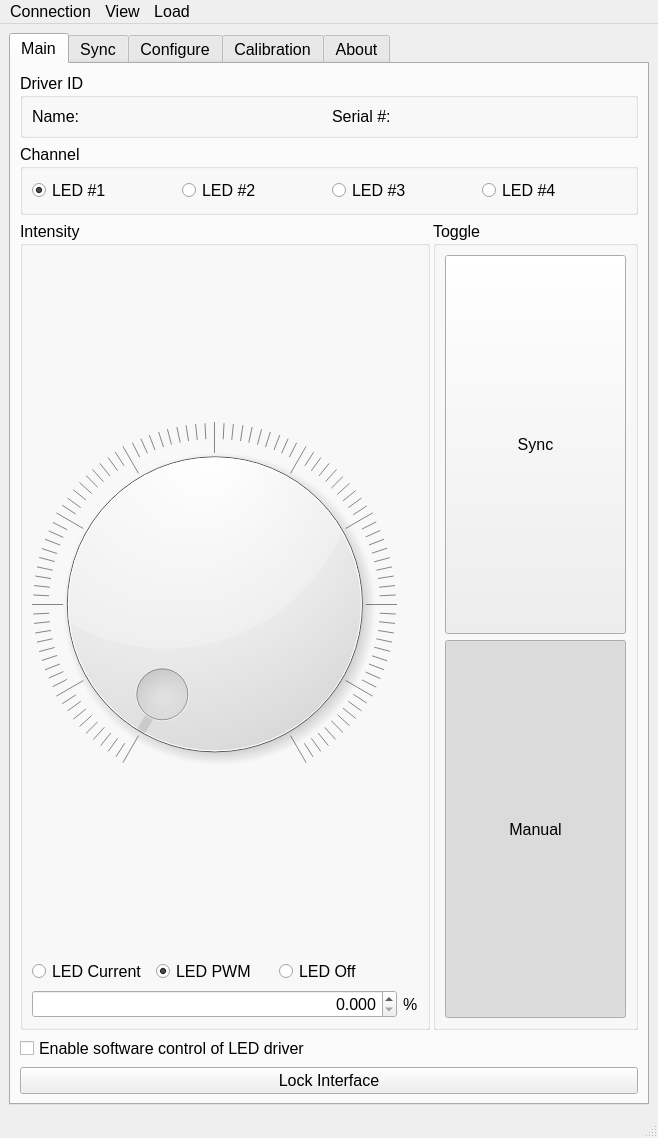
First picture: the form in Software/QtDesigner_GUI.ui, repository Llamero/Four_Channel_MHz_LED_Driver, before the edit.
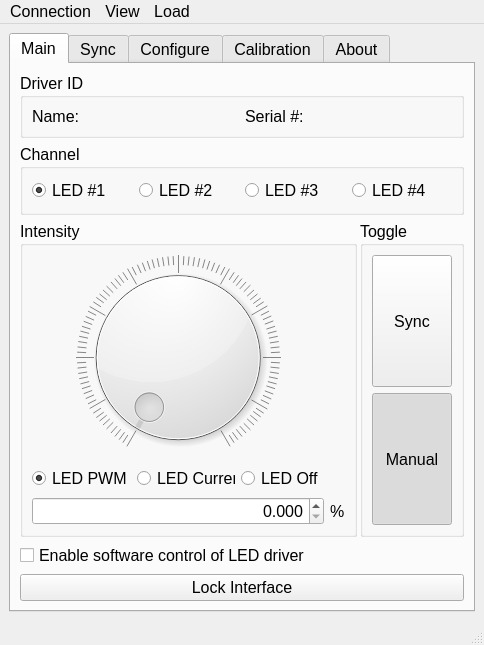
Second picture: the form after the edit. The open tabs and pages were chosen to show the change. Custom widgets are drawn as their Qt base class.

Commit message: Start adding tool tips

What changed in the file:
```diff
--- a/Software/QtDesigner_GUI.ui
+++ b/Software/QtDesigner_GUI.ui
@@ -9,8 +9,8 @@
    <rect>
     <x>0</x>
     <y>0</y>
-    <width>658</width>
-    <height>1138</height>
+    <width>484</width>
+    <height>645</height>
    </rect>
   </property>
   <property name="minimumSize">
@@ -50,46 +50,10 @@
        <attribute name="title">
         <string>Main</string>
        </attribute>
-       <layout class="QGridLayout" name="gridLayout_2" rowstretch="0,0,10,0,0,0" columnstretch="10,5">
+       <layout class="QGridLayout" name="gridLayout_2" rowstretch="0,0,0,10,10,10" columnstretch="10,5" rowminimumheight="0,0,0,0,0,0">
         <property name="horizontalSpacing">
          <number>3</number>
         </property>
-        <item row="0" column="0" colspan="2" alignment="Qt::AlignTop">
-         <widget class="QGroupBox" name="groupBox">
-          <property name="maximumSize">
-           <size>
-            <width>16777215</width>
-            <height>500</height>
-           </size>
-          </property>
-          <property name="title">
-           <string>Driver ID</string>
-          </property>
-          <layout class="QGridLayout" name="gridLayout_3">
-           <item row="0" column="0">
-            <widget class="QLabel" name="label">
-             <property name="text">
-              <string>Name:</string>
-             </property>
-            </widget>
-           </item>
-           <item row="0" column="1" alignment="Qt::AlignTop">
-            <widget class="QLabel" name="label_5">
-             <property name="text">
-              <string>Serial #:</string>
-             </property>
-            </widget>
-           </item>
-          </layout>
-         </widget>
-        </item>
-        <item row="5" column="0" colspan="2">
-         <widget class="QPushButton" name="pushButton">
-          <property name="text">
-           <string>Lock Interface</string>
-          </property>
-         </widget>
-        </item>
         <item row="1" column="0" colspan="2" alignment="Qt::AlignTop">
          <widget class="QGroupBox" name="groupBox_4">
           <property name="minimumSize">
@@ -148,6 +112,44 @@
           </layout>
          </widget>
         </item>
+        <item row="0" column="0" colspan="2" alignment="Qt::AlignTop">
+         <widget class="QGroupBox" name="main_driver_ID_box">
+          <property name="maximumSize">
+           <size>
+            <width>16777215</width>
+            <height>500</height>
+           </size>
+          </property>
+          <property name="toolTip">
+           <string>Identification of the active LED driver</string>
+          </property>
+          <property name="title">
+           <string>Driver ID</string>
+          </property>
+          <layout class="QGridLayout" name="gridLayout_3">
+           <item row="0" column="0">
+            <widget class="QLabel" name="main_driver_name_label">
+             <property name="toolTip">
+              <string>Custom driver name set in configuration</string>
+             </property>
+             <property name="text">
+              <string>Name:</string>
+             </property>
+            </widget>
+           </item>
+           <item row="0" column="1" alignment="Qt::AlignTop">
+            <widget class="QLabel" name="main_driver_serial_label">
+             <property name="toolTip">
+              <string>USB serial number of Teensy</string>
+             </property>
+             <property name="text">
+              <string>Serial #:</string>
+             </property>
+            </widget>
+           </item>
+          </layout>
+         </widget>
+        </item>
         <item row="4" column="0" colspan="2">
          <widget class="QCheckBox" name="checkBox">
           <property name="toolTip">
@@ -158,35 +160,81 @@
           </property>
          </widget>
         </item>
+        <item row="2" column="1" rowspan="2">
+         <widget class="QGroupBox" name="groupBox_3">
+          <property name="title">
+           <string>Toggle</string>
+          </property>
+          <layout class="QGridLayout" name="gridLayout_5" columnstretch="0">
+           <item row="3" column="0">
+            <widget class="QPushButton" name="pushButton_3">
+             <property name="enabled">
+              <bool>true</bool>
+             </property>
+             <property name="sizePolicy">
+              <sizepolicy hsizetype="Preferred" vsizetype="Preferred">
+               <horstretch>0</horstretch>
+               <verstretch>0</verstretch>
+              </sizepolicy>
+             </property>
+             <property name="text">
+              <string>Sync</string>
+             </property>
+             <property name="checkable">
+              <bool>true</bool>
+             </property>
+             <property name="checked">
+              <bool>false</bool>
+             </property>
+             <property name="autoExclusive">
+              <bool>true</bool>
+             </property>
+            </widget>
+           </item>
+           <item row="4" column="0">
+            <widget class="QPushButton" name="pushButton_4">
+             <property name="enabled">
+              <bool>true</bool>
+             </property>
+             <property name="sizePolicy">
+              <sizepolicy hsizetype="Preferred" vsizetype="Preferred">
+               <horstretch>0</horstretch>
+               <verstretch>0</verstretch>
+              </sizepolicy>
+             </property>
+             <property name="text">
+              <string>Manual</string>
+             </property>
+             <property name="checkable">
+              <bool>true</bool>
+             </property>
+             <property name="checked">
+              <bool>true</bool>
+             </property>
+             <property name="autoExclusive">
+              <bool>true</bool>
+             </property>
+            </widget>
+           </item>
+          </layout>
+         </widget>
+        </item>
+        <item row="5" column="0" colspan="2">
+         <widget class="QPushButton" name="pushButton">
+          <property name="toolTip">
+           <string>Locks out user interface.  Click button again to unlock.</string>
+          </property>
+          <property name="text">
+           <string>Lock Interface</string>
+          </property>
+         </widget>
+        </item>
         <item row="2" column="0" rowspan="2">
          <widget class="QGroupBox" name="groupBox_2">
           <property name="title">
            <string>Intensity</string>
           </property>
-          <layout class="QGridLayout" name="gridLayout_4" columnstretch="10,10,10,0">
-           <item row="1" column="1">
-            <widget class="QRadioButton" name="radioButton">
-             <property name="text">
-              <string>LED PWM</string>
-             </property>
-             <property name="checked">
-              <bool>true</bool>
-             </property>
-             <attribute name="buttonGroup">
-              <string notr="true">intensity_button_group</string>
-             </attribute>
-            </widget>
-           </item>
-           <item row="1" column="0">
-            <widget class="QRadioButton" name="radioButton_2">
-             <property name="text">
-              <string>LED Current</string>
-             </property>
-             <attribute name="buttonGroup">
-              <string notr="true">intensity_button_group</string>
-             </attribute>
-            </widget>
-           </item>
+          <layout class="QGridLayout" name="gridLayout_4" columnstretch="10,10,10,0,0">
            <item row="3" column="3">
             <widget class="QLabel" name="label_2">
              <property name="text">
@@ -207,16 +255,6 @@
              </property>
             </widget>
            </item>
-           <item row="1" column="2">
-            <widget class="QRadioButton" name="radioButton_3">
-             <property name="text">
-              <string>LED Off</string>
-             </property>
-             <attribute name="buttonGroup">
-              <string notr="true">intensity_button_group</string>
-             </attribute>
-            </widget>
-           </item>
            <item row="0" column="0" colspan="3">
             <widget class="QDial" name="dial">
              <property name="enabled">
@@ -245,59 +283,39 @@
              </property>
             </widget>
            </item>
-          </layout>
-         </widget>
-        </item>
-        <item row="2" column="1" rowspan="2">
-         <widget class="QGroupBox" name="groupBox_3">
-          <property name="title">
-           <string>Toggle</string>
-          </property>
-          <layout class="QGridLayout" name="gridLayout_5" columnstretch="0">
-           <item row="3" column="0">
-            <widget class="QPushButton" name="pushButton_3">
-             <property name="enabled">
-              <bool>true</bool>
+           <item row="1" column="0">
+            <widget class="QRadioButton" name="main_intensity_PWM_button">
+             <property name="toolTip">
+              <string>Adjust the LED intensity via PWM</string>
              </property>
-             <property name="sizePolicy">
-              <sizepolicy hsizetype="Preferred" vsizetype="Preferred">
-               <horstretch>0</horstretch>
-               <verstretch>0</verstretch>
-              </sizepolicy>
-             </property>
              <property name="text">
-              <string>Sync</string>
+              <string>LED PWM</string>
              </property>
-             <property name="checkable">
-              <bool>true</bool>
-             </property>
              <property name="checked">
-              <bool>false</bool>
-             </property>
-             <property name="autoExclusive">
               <bool>true</bool>
              </property>
             </widget>
            </item>
-           <item row="4" column="0">
-            <widget class="QPushButton" name="pushButton_4">
-             <property name="enabled">
-              <bool>true</bool>
+           <item row="1" column="1">
+            <widget class="QRadioButton" name="main_intensity_current_button">
+             <property name="toolTip">
+              <string>Adjust the LED intensity via current</string>
              </property>
-             <property name="sizePolicy">
-              <sizepolicy hsizetype="Preferred" vsizetype="Preferred">
-               <horstretch>0</horstretch>
-               <verstretch>0</verstretch>
-              </sizepolicy>
-             </property>
              <property name="text">
-              <string>Manual</string>
+              <string>LED Current</string>
              </property>
-             <property name="checkable">
-              <bool>true</bool>
+             <attribute name="buttonGroup">
+              <string notr="true">intensity_button_group</string>
+             </attribute>
+            </widget>
+           </item>
+           <item row="1" column="2">
+            <widget class="QRadioButton" name="main_intensity_off_button">
+             <property name="toolTip">
+              <string>Turn LED off</string>
              </property>
-             <property name="checked">
-              <bool>true</bool>
+             <property name="text">
+              <string>LED Off</string>
              </property>
              <property name="autoExclusive">
               <bool>true</bool>
@@ -3439,7 +3457,7 @@
     <rect>
      <x>0</x>
      <y>0</y>
-     <width>658</width>
+     <width>484</width>
      <height>21</height>
     </rect>
    </property>
```
Left out of the diff: 77 changed lines with no effect on the pictures.
